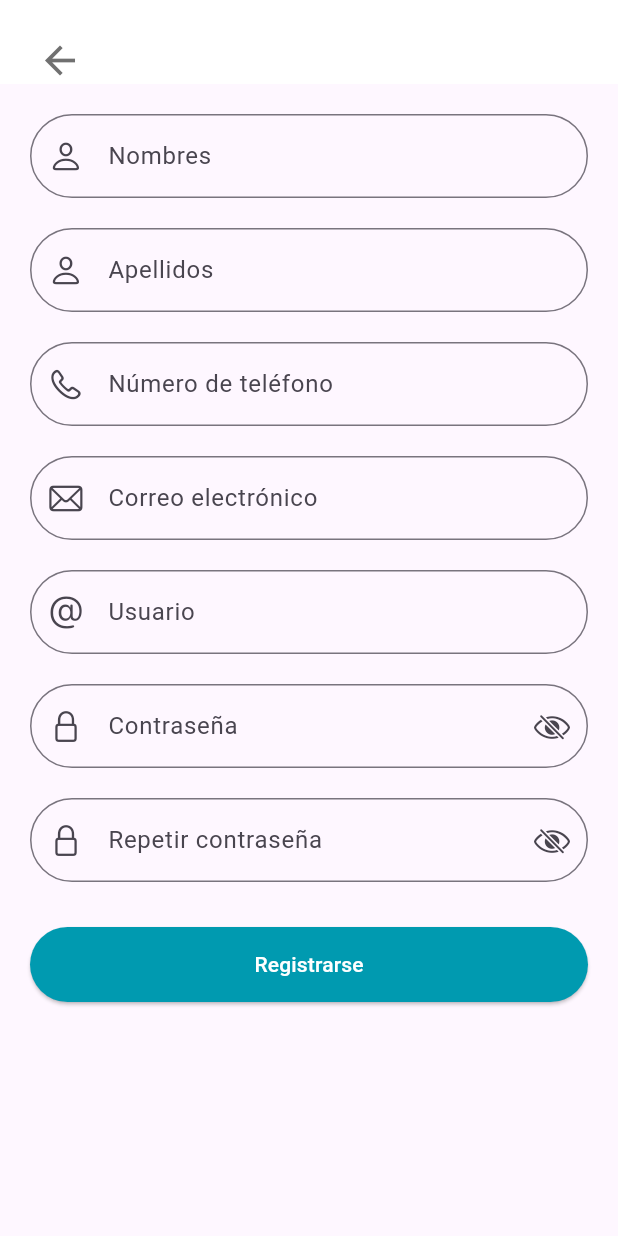
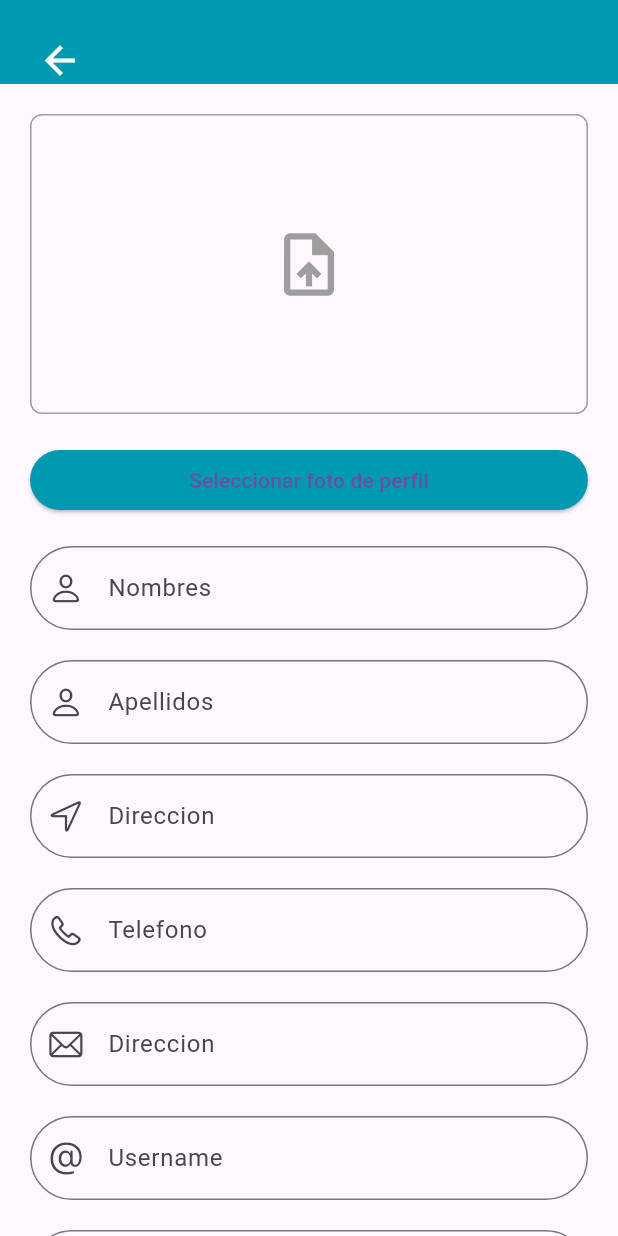
Before and after one commit to lduchi/Front-Family_Lost-FAAN, a Flutter app: the RegisterPage screen opened directly, on a phone screen of 412 x 824 dp. Run offline on Flutter 3.47's test engine with Material 3 defaults, Android fonts, the phone set to English and light mode, and no system bars; our stand-ins replace dio, flutter_bloc, fluttertoast, google_fonts, google_maps_flutter, iconly and 3 more; missing offline and left inert: jwt_decode_full, material_dialogs; accounts and stored records are empty; project files that could hold a hidden picture were left out.

Commit message:
.
registerpage

```diff
--- a/lib/Screen/Sign_In_Up/RegisterPage.dart
+++ b/lib/Screen/Sign_In_Up/RegisterPage.dart
@@ -1,11 +1,60 @@
-import 'dart:typed_data';
-
+import 'dart:io';
+import 'package:familylost_faan/ServiciosApp/models/usuarios.dart';
+import 'package:familylost_faan/ServiciosApp/services/register_service.dart';
+import 'package:familylost_faan/core/utils/show_messages.dart';
+import 'package:familylost_faan/core/utils/text_input.dart';
+import 'package:familylost_faan/widgets/RegisterPageAppBar.dart';
 import 'package:flutter/material.dart';
 import 'package:flutter/cupertino.dart';
+import 'package:image_picker/image_picker.dart';
 
-import '../../widgets/RegisterPageAppBar.dart';
+class RegisterPage extends StatefulWidget {
+  @override
+  _RegisterPageState createState() => _RegisterPageState();
+}
 
-class RegisterPage extends StatelessWidget {
+class _RegisterPageState extends State<RegisterPage> {
+  TextEditingController nombreController = TextEditingController();
+  TextEditingController apellidoController = TextEditingController();
+  TextEditingController direccionController = TextEditingController();
+  TextEditingController telefonoController = TextEditingController();
+  TextEditingController emailController = TextEditingController();
+  TextEditingController usernameController = TextEditingController();
+  TextEditingController passwordController = TextEditingController();
+  TextEditingController passRepeatController = TextEditingController();
+
+  @override
+  void dispose() {
+    nombreController.dispose();
+    apellidoController.dispose();
+    direccionController.dispose();
+    telefonoController.dispose();
+    emailController.dispose();
+    usernameController.dispose();
+    passwordController.dispose();
+    passRepeatController.dispose();
+    super.dispose();
+  }
+
+  File? imageFile;
+  final picker = ImagePicker();
+
+  bool isPasswordVisible = true;
+
+  final apiService = UsuariosService();
+
+  Future<void> _getImage() async {
+    final XFile? image = await picker.pickImage(
+      source: ImageSource.gallery,
+    );
+
+    if (image != null) {
+      setState(() {
+        imageFile = File(image.path);
+      });
+    }
+  }
+
   @override
   Widget build(BuildContext context) {
     return Scaffold(
@@ -13,27 +62,103 @@ class RegisterPage extends StatelessWidget {
       body: ListView(
         padding: EdgeInsets.all(20),
         children: [
-          _buildTextFieldWithIcon(
-              CupertinoIcons.person, "Nombres"), // Usa CupertinoIcons
+          Container(
+            height: 200,
+            width: double.infinity,
+            decoration: BoxDecoration(
+              border: Border.all(color: Colors.grey),
+              borderRadius: BorderRadius.circular(8),
+            ),
+            child: Center(
+              child: Center(
+                child: imageFile != null
+                    ? Image.file(
+                        imageFile!,
+                        fit: BoxFit.cover,
+                      )
+                    : Icon(
+                        Icons.upload_file,
+                        size: 50,
+                        color: Colors.grey,
+                      ),
+              ),
+            ),
+          ),
+          SizedBox(height: 20),
+          ElevatedButton(
+            onPressed: _getImage,
+            child: Text("Seleccionar foto de perfil"),
+            style: ElevatedButton.styleFrom(
+              backgroundColor: Color(0xFF009AB0),
+              shape: RoundedRectangleBorder(
+                borderRadius: BorderRadius.circular(50.0),
+              ),
+            ),
+          ),
+          SizedBox(height: 20),
+          CustomTextInput(
+              controller: nombreController,
+              label: "Nombres",
+              icon: CupertinoIcons.person),
           SizedBox(height: 10),
-          _buildTextFieldWithIcon(CupertinoIcons.person, "Apellidos"),
+          CustomTextInput(
+              controller: apellidoController,
+              label: "Apellidos",
+              icon: CupertinoIcons.person),
           SizedBox(height: 10),
-          _buildTextFieldWithIcon(CupertinoIcons.phone, "Número de teléfono"),
+          CustomTextInput(
+              controller: direccionController,
+              label: "Direccion",
+              icon: CupertinoIcons.location),
           SizedBox(height: 10),
-          _buildTextFieldWithIcon(CupertinoIcons.mail, "Correo electrónico"),
+          CustomTextInput(
+              controller: telefonoController,
+              label: "Telefono",
+              icon: CupertinoIcons.phone),
           SizedBox(height: 10),
-          _buildTextFieldWithIcon(CupertinoIcons.at, "Usuario"),
+          CustomTextInput(
+              controller: direccionController,
+              label: "Direccion",
+              icon: CupertinoIcons.mail),
           SizedBox(height: 10),
-          _buildPasswordFieldWithIcon(CupertinoIcons.lock, "Contraseña"),
+          CustomTextInput(
+              controller: usernameController,
+              label: "Username",
+              icon: CupertinoIcons.at),
           SizedBox(height: 10),
-          _buildPasswordFieldWithIcon(
-              CupertinoIcons.lock, "Repetir contraseña"),
+          CustomTextInput(
+            controller: passwordController,
+            label: "Contraseña",
+            icon: CupertinoIcons.lock,
+            isShow: true,
+            isPassword: isPasswordVisible,
+            onChanges: () {
+              print("Estoy llegando");
+              setState(() {
+                isPasswordVisible = !isPasswordVisible;
+              });
+            },
+          ),
+          SizedBox(height: 10),
+          CustomTextInput(
+            controller: passRepeatController,
+            label: "Repetir Contraseña",
+            icon: CupertinoIcons.lock,
+            isShow: true,
+            isPassword: isPasswordVisible,
+            onChanges: () {
+              print("Estoy llegando");
+              setState(() {
+                isPasswordVisible = !isPasswordVisible;
+              });
+            },
+          ),
           SizedBox(height: 20),
           SizedBox(
             height: 50,
             child: ElevatedButton(
-              onPressed: () {
-                // Implementar la lógica para validar y procesar el registro
+              onPressed: () async {
+                SaveUser();
               },
               style: ElevatedButton.styleFrom(
                 backgroundColor: Color(0xFF009AB0),
@@ -54,46 +179,51 @@ class RegisterPage extends StatelessWidget {
     );
   }
 
-  Widget _buildTextFieldWithIcon(IconData icon, String label) {
-    return Container(
-      margin: EdgeInsets.only(bottom: 10),
-      child: TextFormField(
-        decoration: InputDecoration(
-          labelText: label,
-          prefixIcon: Icon(icon),
-          border: OutlineInputBorder(
-            borderRadius: BorderRadius.circular(30.0),
-            borderSide: BorderSide(color: Color(0xFF707070)),
-          ),
-        ),
-      ),
-    );
-  }
+  void SaveUser() async {
+    String nombre_ = nombreController.text;
+    String apellido_ = apellidoController.text;
+    String direccion_ = direccionController.text;
+    String telefono_ = telefonoController.text;
+    String email_ = emailController.text;
+    String username_ = usernameController.text;
+    String password_ = passRepeatController.text;
 
-  Widget _buildPasswordFieldWithIcon(IconData icon, String label) {
-    bool _obscureText = true;
+    if (imageFile == null) {
+      showFieldError(context, "Image");
+      return;
+    }
+    if (nombre_.isEmpty) {
+      showFieldError(context, "Nombre");
+    } else if (apellido_.isEmpty) {
+      showFieldError(context, "Apellido");
+    } else if (direccion_.isEmpty) {
+      showFieldError(context, "Direccion");
+    } else if (telefono_.isEmpty) {
+      showFieldError(context, "Telefono");
+    } else if (email_.isEmpty) {
+      showFieldError(context, "Correo Electronico");
+    } else if (username_.isEmpty) {
+      showFieldError(context, "Username");
+    } else if (password_.isEmpty) {
+      showFieldError(context, "Password");
+    } else {
+      Usuarios userNuevo = Usuarios(
+        nombre: nombre_,
+        apellido: apellido_,
+        direccion: direccion_,
+        telefono: telefono_,
+        email: email_,
+        username: username_,
+        password: password_,
+      );
 
-    return Container(
-      margin: EdgeInsets.only(bottom: 10),
-      child: TextFormField(
-        obscureText: _obscureText,
-        decoration: InputDecoration(
-          labelText: label,
-          prefixIcon: Icon(icon),
-          suffixIcon: IconButton(
-            icon: _obscureText
-                ? Icon(CupertinoIcons.eye_slash)
-                : Icon(CupertinoIcons.eye_slash),
-            onPressed: () {
-              _obscureText = !_obscureText;
-            },
-          ),
-          border: OutlineInputBorder(
-            borderRadius: BorderRadius.circular(30.0),
-            borderSide: BorderSide(color: Color(0xFF707070)),
-          ),
-        ),
-      ),
-    );
+      final UsuariosService apiService = UsuariosService();
+      try {
+        await apiService.saveUser(userNuevo, imageFile!, context);
+        print('Publicacion guardada ');
+      } catch (e) {
+        print('Error al guardar la publicación: $e');
+      }
+    }
   }
 }
--- a/lib/Screen/post/save_post_form.dart
+++ b/lib/Screen/post/save_post_form.dart
@@ -49,7 +49,7 @@ class _SavePostFormState extends State<SavePostForm> {
   Completer<GoogleMapController> _controller = Completer();
   LatLng? _currentCenterPosition;
   final _formKey = GlobalKey<FormState>();
-  File? _imageFile;
+ File? _imageFile;
   final picker = ImagePicker();
   final _titleController = TextEditingController();
   DateTime? _selectedDate;
--- a/lib/ServiciosApp/models/user.dart
+++ b/lib/ServiciosApp/models/user.dart
@@ -16,7 +16,7 @@ class User {
 
   User({
     required this.id,
-    required this.nombre,
+   this.nombre = '',
     required this.apellido,
     required this.username,
     required this.password,
--- a/lib/ServiciosApp/models/usuarios.dart
+++ b/lib/ServiciosApp/models/usuarios.dart
@@ -1,24 +1,44 @@
-import 'dart:typed_data';
+class Usuarios {
+  String nombre;
+  String apellido;
+  String username;
+  String password;
+  String email;
+  String direccion;
+  String telefono;
 
-class usuarios {
-  int id = 0;
-  String nombre = "";
-  String username = "";
-  String password = "";
-  String apellido = "";
-  String direccion = "";
-  String telefono = "";
-  String email = "";
-  final Uint8List foto = Uint8List(0);
 
-  usuarios({
+  Usuarios({
     required this.nombre,
     required this.apellido,
+    required this.username,
+    required this.password,
+    required this.email,
     required this.direccion,
     required this.telefono,
-    required this.email,
-    required this.username,
-    required this.password,
-   // required this.foto,
   });
+
+  factory Usuarios.fromJson(Map<String, dynamic> json) {
+    return Usuarios(
+      nombre: json['nombre'] as String,
+      apellido: json['apellido'] as String,
+      username: json['username'] as String,
+      password: json['password'] as String,
+      email: json['email'] as String,
+      direccion: json['direccion'] as String,
+      telefono: json['telefono'] as String,
+    );
+  }
+
+  Map<String, dynamic> toJson() {
+    return {
+      'nombre': nombre,
+      'apellido': apellido,
+      'username': username,
+      'password': password,
+      'email': email,
+      'direccion': direccion,
+      'telefono': telefono,
+    };
+  }
 }
--- /dev/null
+++ b/lib/core/utils/text_input.dart
@@ -0,0 +1,45 @@
+import 'package:flutter/material.dart';
+
+class CustomTextInput extends StatelessWidget {
+  const CustomTextInput(
+      {super.key,
+      required this.controller,
+      required this.label,
+      required this.icon,
+      this.onChanges,
+      this.isShow = false,
+      this.isPassword = false ,
+      });
+  final TextEditingController controller;
+  final String label;
+  final IconData icon;
+  final Function()? onChanges;
+  final bool isShow ;
+  final bool isPassword;
+
+  @override
+  Widget build(BuildContext context) {
+    return Container(
+      margin: EdgeInsets.only(bottom: 10),
+      child: TextFormField(
+        obscureText: isShow? !isPassword:false,
+        controller:
+            controller, // Asigna el controlador de texto al campo controller
+        decoration: InputDecoration(
+          labelText: label,
+          prefixIcon: Icon(icon),
+          suffixIcon: isShow? IconButton(
+            icon: Icon(
+              isPassword ? Icons.visibility : Icons.visibility_off,
+            ),
+            onPressed: () => onChanges!=null?  onChanges!():null,
+          ):null,
+          border: OutlineInputBorder(
+            borderRadius: BorderRadius.circular(30.0),
+            borderSide: BorderSide(color: Color(0xFF707070)),
+          ),
+        ),
+      ),
+    );
+  }
+}
--- a/lib/widgets/RegisterPageAppBar.dart
+++ b/lib/widgets/RegisterPageAppBar.dart
@@ -7,7 +7,7 @@ class RegisterPageAppBar extends StatelessWidget
   @override
   Widget build(BuildContext context) {
     return Container(
-      color: Colors.white,
+      color: Color(0xFF009AB0),
       padding: EdgeInsets.all(25),
       child: Row(
         children: [
@@ -18,7 +18,7 @@ class RegisterPageAppBar extends StatelessWidget
             child: Icon(
               Icons.arrow_back,
               size: 30,
-              color: Color(0xFF707070),
+              color: Color.fromARGB(255, 255, 255, 255),
             ),
           ),
           Padding(
@@ -28,7 +28,7 @@ class RegisterPageAppBar extends StatelessWidget
               style: TextStyle(
                 fontSize: 23,
                 fontWeight: FontWeight.bold,
-                color: Color(0xFF707070),
+                color: Color.fromARGB(255, 255, 255, 255),
               ),
             ),
           ),
--- a/pubspec.yaml
+++ b/pubspec.yaml
@@ -31,12 +31,12 @@ dependencies:
   flutter:
     sdk: flutter
   flutter_svg: ^2.0.5
-  cached_network_image: ^3.2.3
+  cached_network_image: ^3.3.0
   http: ^0.13.6
   http_parser: ^4.0.2
   fluttertoast: ^8.2.5
   image_picker: ^1.0.4
-  google_maps_flutter: ^2.2.6
+  google_maps_flutter: ^2.0.10
   geojson: ^1.0.0
   dio: ^5.1.2
   shared_preferences: ^2.1.1
@@ -72,7 +72,7 @@ flutter_launcher_icons:
   android: true
   ios: true
   image_path: "images/icon.png"
-  min_sdk_android: 21 # android min sdk min:16, default 21
+  min_sdk_android: 20 # android min sdk min:16, default 21
   remove_alpha_ios: true
   # The "flutter_lints" package below contains a set of recommended lints to
   # encourage good coding practices. The lint set provided by the package is
```
Also changed, not shown: lib/ServiciosApp/services/register_service.dart (added, +167 -0 lines), lib/ServiciosApp/services/usuarios_service.dart (deleted, +0 -64 lines), lib/core/utils/show_messages.dart (added, +31 -0 lines), pubspec.lock, 1 other file.
